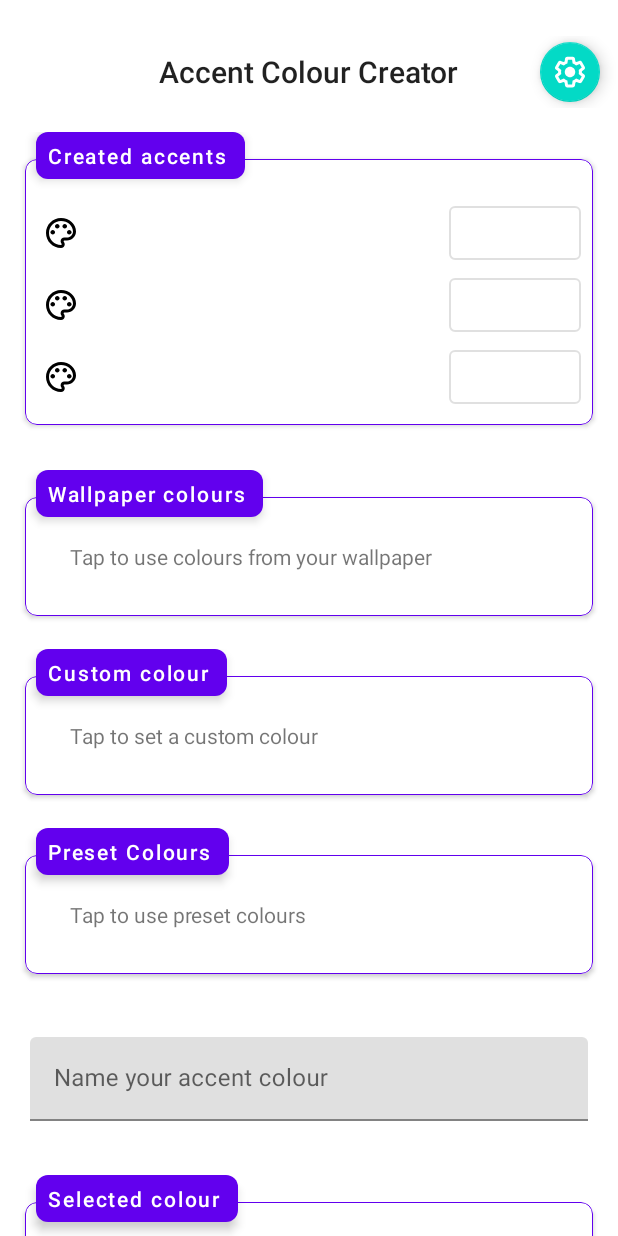
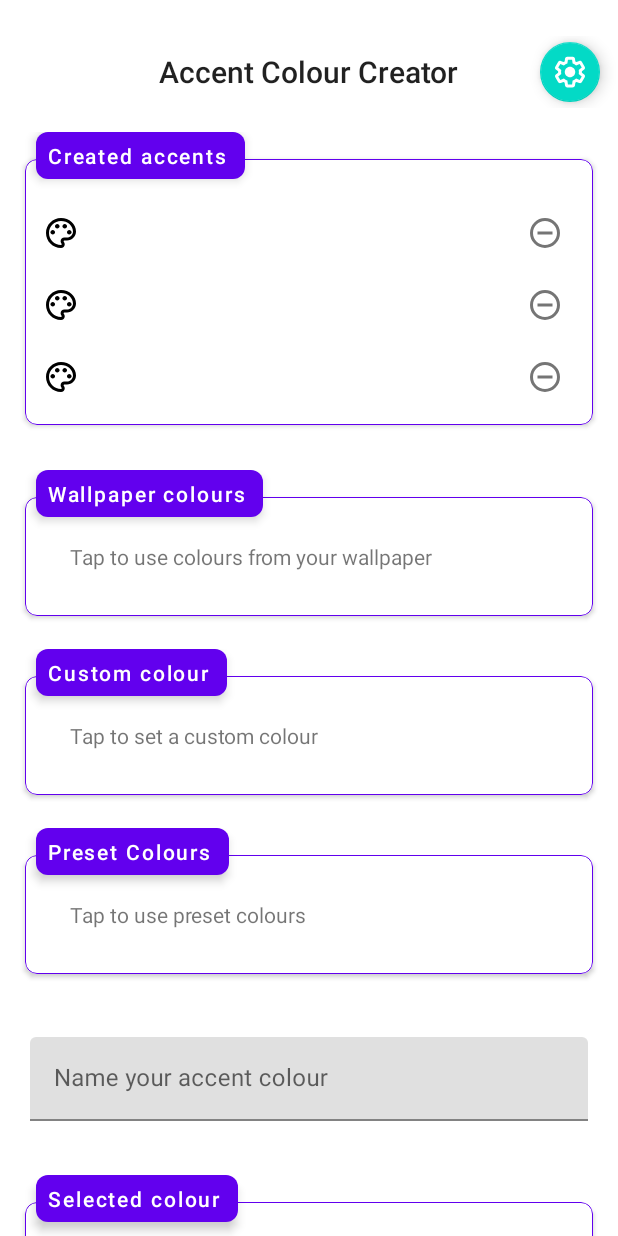
Before and after one commit to Akilesh-T/ACC, an Android app: the layout activity_main.xml on its own in the app's theme, with its tools: preview values and no code run, on a phone screen of 412 x 824 dp. Run offline under Robolectric (Android 15) with nearby library versions, the phone set to English and light mode, and no system bars; network calls fail.

Commit message:
Use checkbox instead of button for enabling & disabling accents.
Credits to diareuse for the animated vector drawable, which will be a part of the Magisk redesign.
https://github.com/topjohnwu/Magisk/tree/feature/redesign/app/src/main/res/drawable

```diff
--- a/app/src/main/java/app/akilesh/qacc/adapter/AccentListAdapter.kt
+++ b/app/src/main/java/app/akilesh/qacc/adapter/AccentListAdapter.kt
@@ -1,17 +1,15 @@
 package app.akilesh.qacc.adapter
 
 import android.content.Context
-import android.content.res.ColorStateList
 import android.graphics.Color
 import android.view.LayoutInflater
 import android.view.View
 import android.view.ViewGroup
 import androidx.appcompat.widget.AppCompatImageView
-import androidx.core.content.res.ResourcesCompat
 import androidx.recyclerview.widget.RecyclerView
 import app.akilesh.qacc.R
 import app.akilesh.qacc.model.Accent
-import com.google.android.material.button.MaterialButton
+import com.google.android.material.checkbox.MaterialCheckBox
 import com.google.android.material.textview.MaterialTextView
 import com.topjohnwu.superuser.Shell
 
@@ -25,7 +23,7 @@ class AccentListAdapter internal constructor(
     inner class AccentViewHolder(itemView: View): RecyclerView.ViewHolder(itemView) {
         val name: MaterialTextView = itemView.findViewById(R.id.name)
         val color: AppCompatImageView = itemView.findViewById(R.id.color)
-        val button: MaterialButton = itemView.findViewById(R.id.enable_or_disable_accent)
+        val box: MaterialCheckBox = itemView.findViewById(R.id.enable_or_disable_accent)
     }
 
     override fun onCreateViewHolder(parent: ViewGroup, viewType: Int): AccentViewHolder {
@@ -37,48 +35,34 @@ class AccentListAdapter internal constructor(
         val current = accents[position]
         val text = current.name + " - " + current.color
         val color = Color.parseColor(current.color)
-        val colorStateList = ColorStateList.valueOf(color)
         holder.name.text = text
         holder.color.setColorFilter(color)
 
         if (isOverlayInstalled(current.pkgName)) {
 
-            if(isOverlayEnabled(current.pkgName)) {
-                holder.button.strokeColor = colorStateList
-                holder.button.strokeWidth = 3
-                holder.button.text = context.resources.getString(R.string.disable_accent)
-                holder.button.icon = ResourcesCompat.getDrawable(context.resources, R.drawable.ic_check_circle_unchecked, context.theme)
-            }
-            else {
-                holder.button.text = context.resources.getString(R.string.enable_accent)
-                holder.button.icon = ResourcesCompat.getDrawable(context.resources, R.drawable.ic_check_circle_checked, context.theme)
-            }
+            holder.box.isChecked = isOverlayEnabled(current.pkgName)
+            if (holder.box.isChecked) holder.name.setTextColor(color)
 
-            holder.button.iconTint = colorStateList
-            holder.button.rippleColor = colorStateList
-            holder.button.setOnClickListener {
-                if (holder.button.text == "Enable") {
-                    //Disable accents created by the app and enable selected accent
+            holder.box.setOnCheckedChangeListener { _, isChecked ->
+                if (isChecked) {
                     accents.forEach {
                         Shell.su("cmd overlay disable ${it.pkgName}").exec()
                     }
                     Shell.su(
                         "cmd overlay enable ${current.pkgName}",
                         "cmd overlay set-priority ${current.pkgName} highest"
-                        ).exec()
+                    ).exec()
                     //Shell.su("cmd overlay enable-exclusive --category ${current.pkgName}").exec()
                 }
-                if (holder.button.text == "Disable") {
-                    //Disable enabled accent
+                else {
                     Shell.su("cmd overlay disable ${current.pkgName}").exec()
                 }
             }
         }
         else {
-            holder.button.strokeWidth = 0
-            holder.button.text = context.resources.getString(R.string.overlay_not_installed)
-            holder.button.isClickable = false
-            holder.button.icon = null
+            holder.box.hint = "Not installed"
+            holder.box.isClickable = false
+            holder.box.buttonDrawable = null
         }
     }
 
--- /dev/null
+++ b/app/src/main/res/drawable/avd_circle_check_from_filled.xml
@@ -0,0 +1,27 @@
+<animated-vector xmlns:android="http://schemas.android.com/apk/res/android"
+    xmlns:aapt="http://schemas.android.com/aapt">
+    <aapt:attr name="android:drawable">
+        <vector
+            android:name="vector"
+            android:width="24dp"
+            android:height="24dp"
+            android:viewportWidth="24"
+            android:viewportHeight="24">
+            <path
+                android:name="path"
+                android:fillColor="#000000"
+                android:pathData="M 12 2 C 6.5 2 2 6.5 2 12 C 2 17.5 6.5 22 12 22 C 17.5 22 22 17.5 22 12 C 22 6.5 17.5 2 12 2 M 12 20 C 7.59 20 4 16.41 4 12 C 4 7.59 7.59 4 12 4 C 16.41 4 20 7.59 20 12 C 20 16.41 16.41 20 12 20 M 16.59 7.58 L 10 14.17 L 7.41 11.59 L 6 13 L 10 17 L 18 9 L 16.59 7.58 Z" />
+        </vector>
+    </aapt:attr>
+    <target android:name="path">
+        <aapt:attr name="android:animation">
+            <objectAnimator
+                android:duration="500"
+                android:interpolator="@android:interpolator/fast_out_slow_in"
+                android:propertyName="pathData"
+                android:valueFrom="M 12 2 C 9.217 2 6.689 3.152 4.872 5.004 C 3.098 6.811 2 9.283 2 12 C 2 14.744 3.12 17.24 4.927 19.052 C 6.74 20.87 9.244 22 12 22 C 13.911 22 15.701 21.457 17.224 20.517 C 18.628 19.651 19.804 18.448 20.638 17.024 C 21.503 15.545 22 13.828 22 12 C 22 10.2 21.518 8.507 20.677 7.044 C 19.755 5.441 18.402 4.114 16.779 3.224 C 15.357 2.444 13.728 2 12 2 M 12 20 C 7.59 20 4 16.41 4 12 C 4 7.59 7.59 4 12 4 C 16.41 4 20 7.59 20 12 C 20 16.41 16.41 20 12 20 M 6 13 L 10 17 L 18 9 L 16.59 7.58 L 16.59 7.58 L 10 14.17 L 7.41 11.59 L 6 13"
+                android:valueTo="M 12 2 C 9.349 2 6.804 3.054 4.929 4.929 C 3.054 6.804 2 9.349 2 12 C 2 14.651 3.054 17.196 4.929 19.071 C 6.804 20.946 9.349 22 12 22 C 13.755 22 15.48 21.538 17 20.66 C 18.52 19.783 19.783 18.52 20.66 17 C 21.538 15.48 22 13.755 22 12 C 22 10.245 21.538 8.52 20.66 7 C 19.783 5.48 18.52 4.217 17 3.34 C 15.48 2.462 13.755 2 12 2 M 12 20 C 7.59 20 4 16.41 4 12 C 4 7.59 7.59 4 12 4 C 16.41 4 20 7.59 20 12 C 20 16.41 16.41 20 12 20 M 7 13 L 7 13 L 17 13 L 17 11 L 17 11 L 7 11 L 7 11 L 7 11"
+                android:valueType="pathType" />
+        </aapt:attr>
+    </target>
+</animated-vector>
--- /dev/null
+++ b/app/src/main/res/drawable/avd_circle_check_to_filled.xml
@@ -0,0 +1,27 @@
+<animated-vector xmlns:android="http://schemas.android.com/apk/res/android"
+    xmlns:aapt="http://schemas.android.com/aapt">
+    <aapt:attr name="android:drawable">
+        <vector
+            android:name="vector"
+            android:width="24dp"
+            android:height="24dp"
+            android:viewportWidth="24"
+            android:viewportHeight="24">
+            <path
+                android:name="path_1"
+                android:fillColor="#000000"
+                android:pathData="M 12 20 C 7.59 20 4 16.41 4 12 C 4 7.59 7.59 4 12 4 C 16.41 4 20 7.59 20 12 C 20 16.41 16.41 20 12 20 M 12 2 C 9.349 2 6.804 3.054 4.929 4.929 C 3.054 6.804 2 9.349 2 12 C 2 14.651 3.054 17.196 4.929 19.071 C 6.804 20.946 9.349 22 12 22 C 13.755 22 15.48 21.538 17 20.66 C 18.52 19.783 19.783 18.52 20.66 17 C 21.538 15.48 22 13.755 22 12 C 22 10.245 21.538 8.52 20.66 7 C 19.783 5.48 18.52 4.217 17 3.34 C 15.48 2.462 13.755 2 12 2 M 7 13 L 17 13 L 17 11 L 7 11" />
+        </vector>
+    </aapt:attr>
+    <target android:name="path_1">
+        <aapt:attr name="android:animation">
+            <objectAnimator
+                android:duration="500"
+                android:interpolator="@android:interpolator/fast_out_slow_in"
+                android:propertyName="pathData"
+                android:valueFrom="M 12 2 C 9.349 2 6.804 3.054 4.929 4.929 C 3.054 6.804 2 9.349 2 12 C 2 14.651 3.054 17.196 4.929 19.071 C 6.804 20.946 9.349 22 12 22 C 13.755 22 15.48 21.538 17 20.66 C 18.52 19.783 19.783 18.52 20.66 17 C 21.538 15.48 22 13.755 22 12 C 22 10.245 21.538 8.52 20.66 7 C 19.783 5.48 18.52 4.217 17 3.34 C 15.48 2.462 13.755 2 12 2 M 12 20 C 7.59 20 4 16.41 4 12 C 4 7.59 7.59 4 12 4 C 16.41 4 20 7.59 20 12 C 20 16.41 16.41 20 12 20 M 7 13 L 7 13 L 17 13 L 17 11 L 17 11 L 7 11 L 7 11 L 7 11"
+                android:valueTo="M 12 2 C 9.217 2 6.689 3.152 4.872 5.004 C 3.098 6.811 2 9.283 2 12 C 2 14.856 3.213 17.442 5.149 19.268 C 6.942 20.96 9.356 22 12 22 C 14.061 22 15.982 21.368 17.578 20.288 C 19.114 19.249 20.349 17.796 21.119 16.092 C 21.685 14.841 22 13.456 22 12 C 22 10.122 21.475 8.361 20.566 6.856 C 19.691 5.408 18.46 4.197 16.997 3.347 C 15.524 2.491 13.817 2 12 2 M 12 20 C 7.59 20 4 16.41 4 12 C 4 7.59 7.59 4 12 4 C 16.41 4 20 7.59 20 12 C 20 16.41 16.41 20 12 20 M 6 13 L 10 17 L 18 9 L 16.59 7.58 L 16.59 7.58 L 10 14.17 L 7.41 11.59 L 6 13"
+                android:valueType="pathType" />
+        </aapt:attr>
+    </target>
+</animated-vector>
--- /dev/null
+++ b/app/src/main/res/drawable/ic_check_circle.xml
@@ -0,0 +1,23 @@
+<?xml version="1.0" encoding="utf-8"?>
+<animated-selector xmlns:android="http://schemas.android.com/apk/res/android">
+
+<item
+        android:id="@+id/checked"
+        android:drawable="@drawable/ic_check_circle_checked"
+        android:state_checked="true" />
+
+    <item
+        android:id="@+id/unchecked"
+        android:drawable="@drawable/ic_check_circle_unchecked" />
+
+    <transition
+        android:drawable="@drawable/avd_circle_check_from_filled"
+        android:fromId="@+id/checked"
+        android:toId="@+id/unchecked" />
+
+    <transition
+        android:drawable="@drawable/avd_circle_check_to_filled"
+        android:fromId="@+id/unchecked"
+        android:toId="@id/checked" />
+
+</animated-selector>
--- a/app/src/main/res/layout/recyclerview_item.xml
+++ b/app/src/main/res/layout/recyclerview_item.xml
@@ -28,13 +28,11 @@
             android:layout_weight="1"
             android:maxLines="1" />
 
-        <com.google.android.material.button.MaterialButton
-            android:id="@+id/enable_or_disable_accent"
-            style="@style/Widget.MaterialComponents.Button.OutlinedButton.Icon"
+        <com.google.android.material.checkbox.MaterialCheckBox
             android:layout_width="wrap_content"
             android:layout_height="wrap_content"
-            android:textAllCaps="false"
-            android:textColor="?colorOnBackground" />
+            android:id="@+id/enable_or_disable_accent"
+            android:button="@drawable/ic_check_circle" />
 
 
     </androidx.appcompat.widget.LinearLayoutCompat>
--- a/app/src/main/res/values/strings.xml
+++ b/app/src/main/res/values/strings.xml
@@ -5,7 +5,6 @@
     <string name="set_custom_color">Tap to set a custom colour</string>
     <string name="color_name">Name your accent colour</string>
     <string name="color_wallpaper">Wallpaper colours</string>
-    <string name="enable_accent">Enable</string>
     <string name="created_accents">Created accents</string>
     <string name="presets">Preset Colours</string>
     <string name="set_preset_color">Tap to use preset colours</string>
@@ -14,8 +13,6 @@
     <string name="title_activity_settings">Settings</string>
     <string name="display_header">Display</string>
     <string name="display_title">Dark theme</string>
-    <string name="disable_accent">Disable</string>
-    <string name="overlay_not_installed">Not installed</string>
     <string name="colour">%1$s - %2$s</string>
     <string name="create_accent">%1$s  %2$s\n%3$s</string>
 
```
